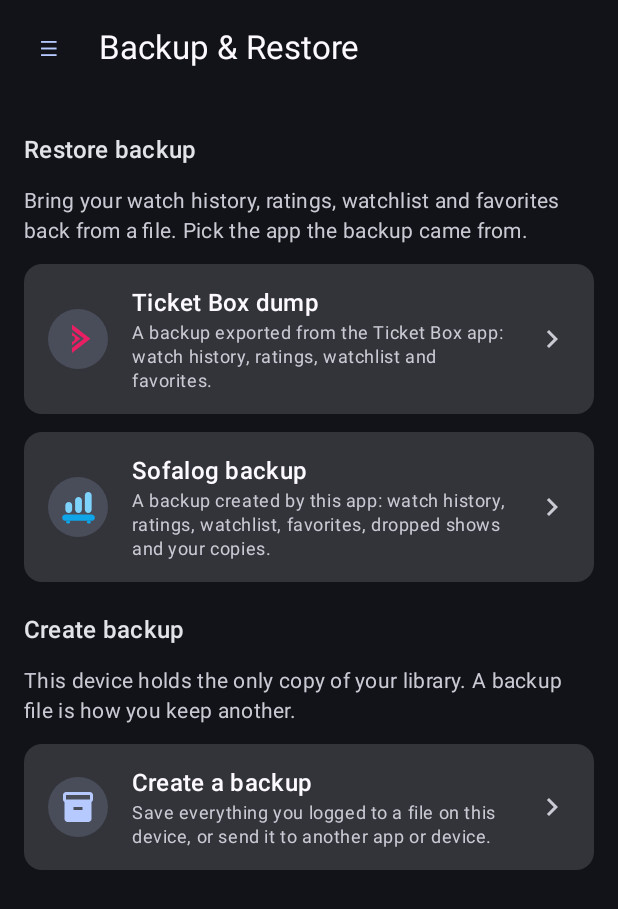
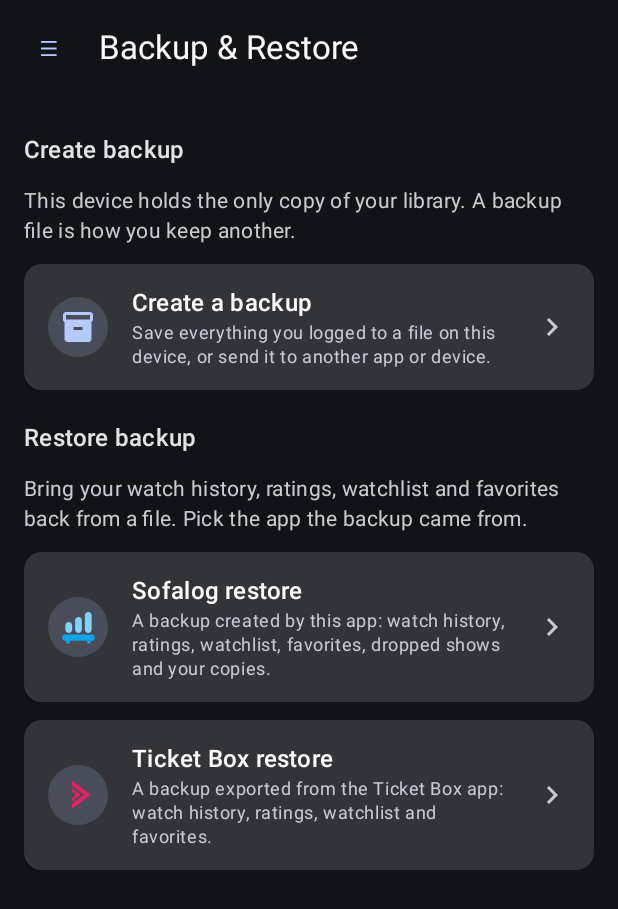
Before and after one commit to mbyte-labs/sofalog, an Android app built with Jetpack Compose: the RestoreScreen screen opened through its navigation route, on a phone screen of 412 x 824 dp. Shown: the top 909 px of the screen. Run offline under Robolectric (Android 15) with nearby library versions, the phone set to English and light mode, and no system bars; our stand-ins replace Room's generated code; pictures from the network do not load.

Commit message:
Added sofalog backup

```diff
--- a/androidApp/app/src/main/java/ro/mbyte/sofalog/ui/settings/RestoreScreen.kt
+++ b/androidApp/app/src/main/java/ro/mbyte/sofalog/ui/settings/RestoreScreen.kt
@@ -80,27 +80,6 @@ private const val TICKET_BOX_URL = "https://github.com/mbyte-labs/ticket-box"
 @Composable
 fun RestoreScreen(onMenu: () -> Unit, onTicketBox: () -> Unit, onSofalog: () -> Unit, onBackup: () -> Unit) {
     SettingsPage("Backup & Restore", onMenu) {
-        SettingsSectionTitle("Restore backup")
-        SettingsNote(
-            "Bring your watch history, ratings, watchlist and favorites back from a file. Pick the app the " +
-                "backup came from.",
-        )
-        // Each card wears its source app's own mark, as the web chooser does, in the usual icon disc.
-        ActionCard(
-            "Ticket Box dump",
-            "A backup exported from the Ticket Box app: watch history, ratings, watchlist and favorites.",
-            onTicketBox,
-        ) {
-            MarkDisc(R.drawable.ticket_box, 28.dp)
-        }
-        ActionCard(
-            "Sofalog backup",
-            "A backup created by this app: watch history, ratings, watchlist, favorites, dropped shows and your copies.",
-            onSofalog,
-        ) {
-            MarkDisc(R.drawable.sofalog_mark, 34.dp)
-        }
-
         SettingsSectionTitle("Create backup")
         SettingsNote("This device holds the only copy of your library. A backup file is how you keep another.")
         ActionCard(
@@ -109,6 +88,27 @@ fun RestoreScreen(onMenu: () -> Unit, onTicketBox: () -> Unit, onSofalog: () ->
             "Save everything you logged to a file on this device, or send it to another app or device.",
             onBackup,
         )
+
+        SettingsSectionTitle("Restore backup")
+        SettingsNote(
+            "Bring your watch history, ratings, watchlist and favorites back from a file. Pick the app the " +
+                "backup came from.",
+        )
+        // Each card wears its source app's own mark, as the web chooser does, in the usual icon disc.
+        ActionCard(
+            "Sofalog restore",
+            "A backup created by this app: watch history, ratings, watchlist, favorites, dropped shows and your copies.",
+            onSofalog,
+        ) {
+            MarkDisc(R.drawable.sofalog_mark, 34.dp)
+        }
+        ActionCard(
+            "Ticket Box restore",
+            "A backup exported from the Ticket Box app: watch history, ratings, watchlist and favorites.",
+            onTicketBox,
+        ) {
+            MarkDisc(R.drawable.ticket_box, 28.dp)
+        }
     }
 }
 
```
Also changed, not shown: androidApp/app/src/main/java/ro/mbyte/sofalog/data/db/AppDatabase.kt (+5 -95 lines), 1 other file.
